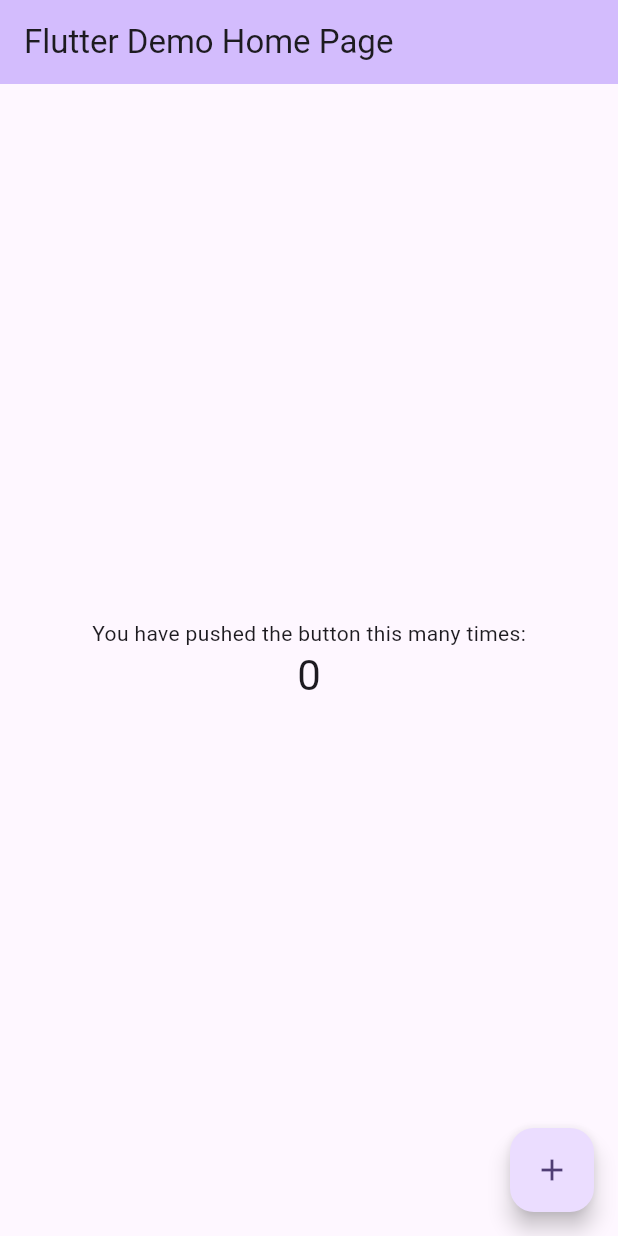
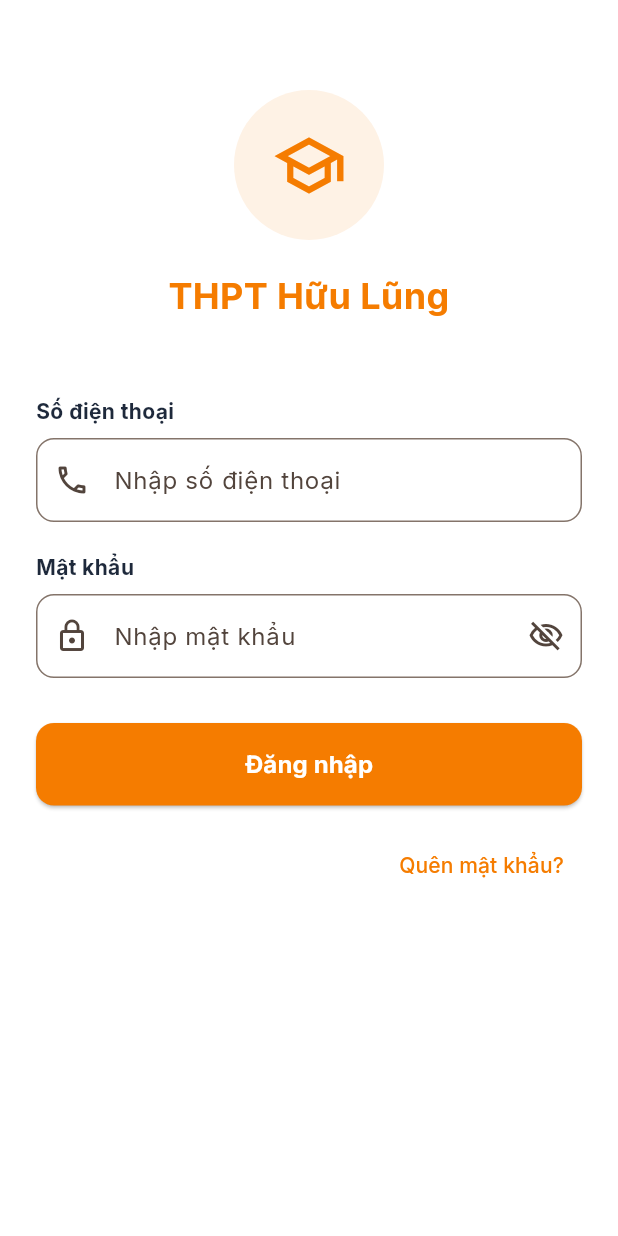
Before and after one commit to aagiap/schoolmobile, a Flutter app: the screen it shows after launch, on a phone screen of 412 x 824 dp. Run offline on Flutter 3.47's test engine with Material 3 defaults, Android fonts, the phone set to English and light mode, and no system bars; our stand-ins replace google_fonts, shared_preferences.

Commit message:
login screen

```diff
--- /dev/null
+++ b/lib/core/constants.dart
@@ -0,0 +1,13 @@
+import 'package:flutter/material.dart';
+
+class AppColors {
+  static const Color primary = Color(0xFFF57C00); // Màu cam giống ảnh
+  static const Color background = Colors.white;
+  static const Color textDark = Color(0xFF1E293B);
+  static const Color textLight = Color(0xFF64748B);
+}
+
+class AppConstants {
+  // Nếu chạy máy ảo Android, dùng 10.0.2.2 thay vì localhost
+  static const String baseUrl = 'http://10.0.2.2:8080/api';
+}
--- a/lib/main.dart
+++ b/lib/main.dart
@@ -1,4 +1,6 @@
 import 'package:flutter/material.dart';
+import 'package:google_fonts/google_fonts.dart';
+import 'screens/login_screen.dart';
 
 void main() {
   runApp(const MyApp());
@@ -7,116 +9,17 @@ void main() {
 class MyApp extends StatelessWidget {
   const MyApp({super.key});
 
-  // This widget is the root of your application.
   @override
   Widget build(BuildContext context) {
     return MaterialApp(
-      title: 'Flutter Demo',
+      title: 'Sổ Liên Lạc',
+      debugShowCheckedModeBanner: false,
       theme: ThemeData(
-        // This is the theme of your application.
-        //
-        // TRY THIS: Try running your application with "flutter run". You'll see
-        // the application has a purple toolbar. Then, without quitting the app,
-        // try changing the seedColor in the colorScheme below to Colors.green
-        // and then invoke "hot reload" (save your changes or press the "hot
-        // reload" button in a Flutter-supported IDE, or press "r" if you used
-        // the command line to start the app).
-        //
-        // Notice that the counter didn't reset back to zero; the application
-        // state is not lost during the reload. To reset the state, use hot
-        // restart instead.
-        //
-        // This works for code too, not just values: Most code changes can be
-        // tested with just a hot reload.
-        colorScheme: .fromSeed(seedColor: Colors.deepPurple),
+        colorScheme: ColorScheme.fromSeed(seedColor: const Color(0xFFF57C00)),
+        textTheme: GoogleFonts.interTextTheme(Theme.of(context).textTheme),
+        useMaterial3: true,
       ),
-      home: const MyHomePage(title: 'Flutter Demo Home Page'),
+      home: const LoginScreen(),
     );
   }
 }
-
-class MyHomePage extends StatefulWidget {
-  const MyHomePage({super.key, required this.title});
-
-  // This widget is the home page of your application. It is stateful, meaning
-  // that it has a State object (defined below) that contains fields that affect
-  // how it looks.
-
-  // This class is the configuration for the state. It holds the values (in this
-  // case the title) provided by the parent (in this case the App widget) and
-  // used by the build method of the State. Fields in a Widget subclass are
-  // always marked "final".
-
-  final String title;
-
-  @override
-  State<MyHomePage> createState() => _MyHomePageState();
-}
-
-class _MyHomePageState extends State<MyHomePage> {
-  int _counter = 0;
-
-  void _incrementCounter() {
-    setState(() {
-      // This call to setState tells the Flutter framework that something has
-      // changed in this State, which causes it to rerun the build method below
-      // so that the display can reflect the updated values. If we changed
-      // _counter without calling setState(), then the build method would not be
-      // called again, and so nothing would appear to happen.
-      _counter++;
-    });
-  }
-
-  @override
-  Widget build(BuildContext context) {
-    // This method is rerun every time setState is called, for instance as done
-    // by the _incrementCounter method above.
-    //
-    // The Flutter framework has been optimized to make rerunning build methods
-    // fast, so that you can just rebuild anything that needs updating rather
-    // than having to individually change instances of widgets.
-    return Scaffold(
-      appBar: AppBar(
-        // TRY THIS: Try changing the color here to a specific color (to
-        // Colors.amber, perhaps?) and trigger a hot reload to see the AppBar
-        // change color while the other colors stay the same.
-        backgroundColor: Theme.of(context).colorScheme.inversePrimary,
-        // Here we take the value from the MyHomePage object that was created by
-        // the App.build method, and use it to set our appbar title.
-        title: Text(widget.title),
-      ),
-      body: Center(
-        // Center is a layout widget. It takes a single child and positions it
-        // in the middle of the parent.
-        child: Column(
-          // Column is also a layout widget. It takes a list of children and
-          // arranges them vertically. By default, it sizes itself to fit its
-          // children horizontally, and tries to be as tall as its parent.
-          //
-          // Column has various properties to control how it sizes itself and
-          // how it positions its children. Here we use mainAxisAlignment to
-          // center the children vertically; the main axis here is the vertical
-          // axis because Columns are vertical (the cross axis would be
-          // horizontal).
-          //
-          // TRY THIS: Invoke "debug painting" (choose the "Toggle Debug Paint"
-          // action in the IDE, or press "p" in the console), to see the
-          // wireframe for each widget.
-          mainAxisAlignment: .center,
-          children: [
-            const Text('You have pushed the button this many times:'),
-            Text(
-              '$_counter',
-              style: Theme.of(context).textTheme.headlineMedium,
-            ),
-          ],
-        ),
-      ),
-      floatingActionButton: FloatingActionButton(
-        onPressed: _incrementCounter,
-        tooltip: 'Increment',
-        child: const Icon(Icons.add),
-      ),
-    );
-  }
-}
--- /dev/null
+++ b/lib/models/student.dart
@@ -0,0 +1,22 @@
+class Student {
+  final String studentId;
+  final String fullName;
+  final String className;
+  final String phone;
+
+  Student({
+    required this.studentId,
+    required this.fullName,
+    required this.className,
+    required this.phone,
+  });
+
+  factory Student.fromJson(Map<String, dynamic> json) {
+    return Student(
+      studentId: json['studentId'] ?? '',
+      fullName: json['fullName'] ?? '',
+      className: json['className'] ?? '',
+      phone: json['phone'] ?? '',
+    );
+  }
+}
--- /dev/null
+++ b/lib/screens/login_screen.dart
@@ -0,0 +1,116 @@
+import 'package:flutter/material.dart';
+import '../core/constants.dart';
+import 'home_screen.dart';
+
+class LoginScreen extends StatefulWidget {
+  const LoginScreen({super.key});
+
+  @override
+  State<LoginScreen> createState() => _LoginScreenState();
+}
+
+class _LoginScreenState extends State<LoginScreen> {
+  final _phoneController = TextEditingController();
+  final _passwordController = TextEditingController();
+  bool _obscureText = true;
+
+  void _handleLogin() {
+    // Tạm thời chuyển thẳng đến Home để test UI
+    // Sau này gọi ApiService tại đây
+    Navigator.pushReplacement(
+      context,
+      MaterialPageRoute(builder: (context) => const HomeScreen()),
+    );
+  }
+
+  @override
+  Widget build(BuildContext context) {
+    return Scaffold(
+      backgroundColor: AppColors.background,
+      body: SafeArea(
+        child: SingleChildScrollView(
+          padding: const EdgeInsets.symmetric(horizontal: 24.0),
+          child: Column(
+            crossAxisAlignment: CrossAxisAlignment.stretch,
+            children: [
+              const SizedBox(height: 60),
+              // Logo
+              Container(
+                height: 100,
+                width: 100,
+                decoration: BoxDecoration(
+                  color: AppColors.primary.withOpacity(0.1),
+                  shape: BoxShape.circle,
+                ),
+                child: const Icon(Icons.school_outlined, size: 50, color: AppColors.primary),
+              ),
+              const SizedBox(height: 20),
+              // Tên trường
+              const Text(
+                'THPT Hữu Lũng',
+                textAlign: TextAlign.center,
+                style: TextStyle(fontSize: 24, fontWeight: FontWeight.bold, color: AppColors.primary),
+              ),
+              const SizedBox(height: 50),
+
+              // Số điện thoại
+              const Text('Số điện thoại', style: TextStyle(fontWeight: FontWeight.bold, color: AppColors.textDark)),
+              const SizedBox(height: 8),
+              TextField(
+                controller: _phoneController,
+                keyboardType: TextInputType.phone,
+                decoration: InputDecoration(
+                  hintText: 'Nhập số điện thoại',
+                  prefixIcon: const Icon(Icons.phone_outlined),
+                  border: OutlineInputBorder(borderRadius: BorderRadius.circular(12)),
+                  contentPadding: const EdgeInsets.symmetric(vertical: 16),
+                ),
+              ),
+              const SizedBox(height: 20),
+
+              // Mật khẩu
+              const Text('Mật khẩu', style: TextStyle(fontWeight: FontWeight.bold, color: AppColors.textDark)),
+              const SizedBox(height: 8),
+              TextField(
+                controller: _passwordController,
+                obscureText: _obscureText,
+                decoration: InputDecoration(
+                  hintText: 'Nhập mật khẩu',
+                  prefixIcon: const Icon(Icons.lock_outline),
+                  suffixIcon: IconButton(
+                    icon: Icon(_obscureText ? Icons.visibility_off_outlined : Icons.visibility_outlined),
+                    onPressed: () => setState(() => _obscureText = !_obscureText),
+                  ),
+                  border: OutlineInputBorder(borderRadius: BorderRadius.circular(12)),
+                  contentPadding: const EdgeInsets.symmetric(vertical: 16),
+                ),
+              ),
+              const SizedBox(height: 30),
+
+              // Nút Đăng nhập
+              ElevatedButton(
+                onPressed: _handleLogin,
+                style: ElevatedButton.styleFrom(
+                  backgroundColor: AppColors.primary,
+                  padding: const EdgeInsets.symmetric(vertical: 16),
+                  shape: RoundedRectangleBorder(borderRadius: BorderRadius.circular(12)),
+                ),
+                child: const Text('Đăng nhập', style: TextStyle(fontSize: 16, fontWeight: FontWeight.bold, color: Colors.white)),
+              ),
+              const SizedBox(height: 16),
+
+              // Quên mật khẩu
+              Align(
+                alignment: Alignment.centerRight,
+                child: TextButton(
+                  onPressed: () {}, // Chuyển sang màn hình Quên MK
+                  child: const Text('Quên mật khẩu?', style: TextStyle(color: AppColors.primary)),
+                ),
+              ),
+            ],
+          ),
+        ),
+      ),
+    );
+  }
+}
--- /dev/null
+++ b/lib/services/api_service.dart
@@ -0,0 +1,39 @@
+import 'dart:convert';
+import 'package:http/http.dart' as http;
+import 'package:shared_preferences/shared_preferences.dart';
+import '../core/constants.dart';
+import '../models/student.dart';
+
+class ApiService {
+  // Hàm đăng nhập
+  static Future<Student?> login(String phone, String password) async {
+    final url = Uri.parse('${AppConstants.baseUrl}/auth/login');
+
+    try {
+      final response = await http.post(
+        url,
+        headers: {'Content-Type': 'application/json'},
+        body: jsonEncode({'phone': phone, 'password': password}),
+      );
+
+      if (response.statusCode == 200) {
+        // Đăng nhập thành công, parse dữ liệu
+        final data = jsonDecode(utf8.decode(response.bodyBytes));
+        Student student = Student.fromJson(data);
+
+        // Lưu ID học sinh vào bộ nhớ máy để dùng cho các màn hình sau
+        final prefs = await SharedPreferences.getInstance();
+        await prefs.setString('studentId', student.studentId);
+        await prefs.setString('className', student.className);
+
+        return student;
+      } else {
+        // Sai mật khẩu hoặc lỗi từ server
+        final errorMsg = response.body.isNotEmpty ? response.body : 'Đăng nhập thất bại';
+        throw Exception(errorMsg);
+      }
+    } catch (e) {
+      throw Exception('Không thể kết nối đến máy chủ. Vui lòng thử lại.');
+    }
+  }
+}
```
